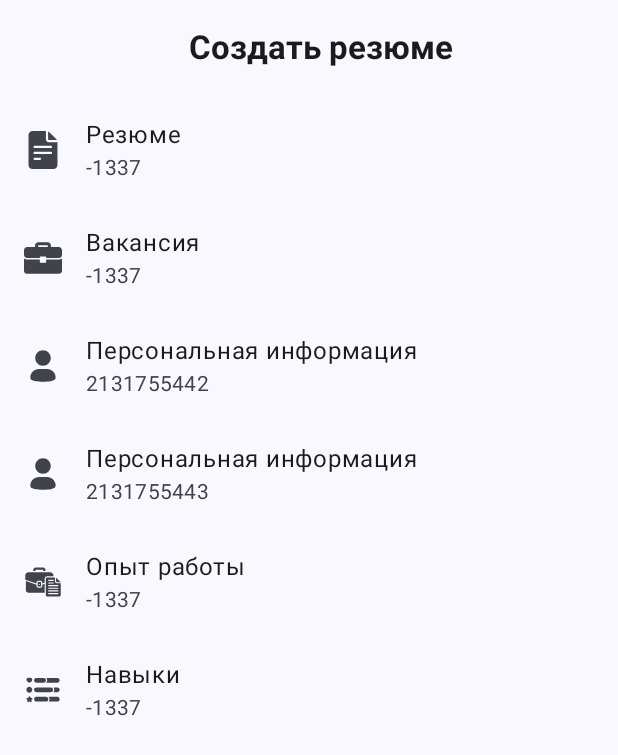
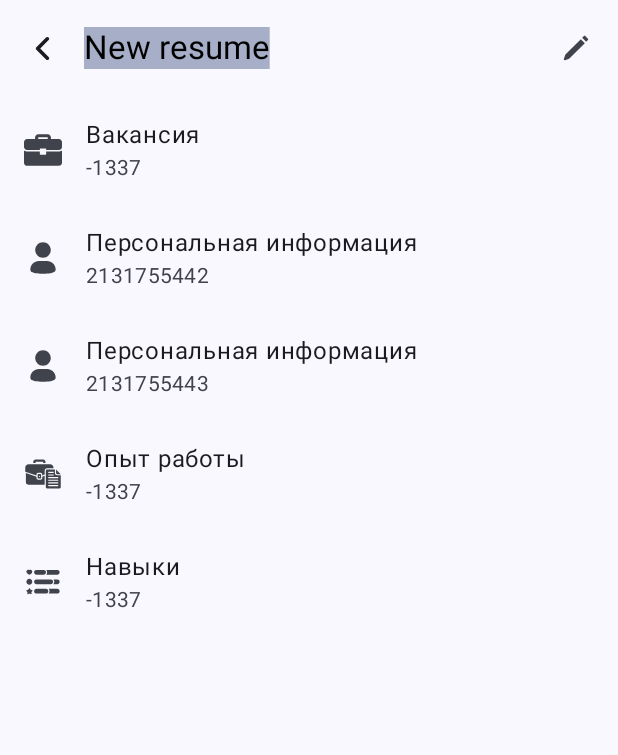
Before and after one commit to sedooj/ResumenApp, an Android app built with Jetpack Compose: the composable CreateResumePage shown on its own in the app's theme, on a phone screen of 412 x 824 dp. Shown: the top 755 px of the screen. Run offline under Robolectric (Android 15) with nearby library versions, the phone set to English and light mode, and no system bars; our stand-ins replace Dagger/Hilt's generated code, Room's generated code; libraries missing offline, so code that uses them is left out: com.ramcosta.composedestinations; 8 statements that could not run were skipped.

Commit message:
Created EditableTitleScreen
Signed-off-by: sedooj <sergo54ru@gmail.com>

```diff
--- a/feature/app-ui/src/main/java/com/sedooj/app_ui/pages/resume/create/CreateResumePage.kt
+++ b/feature/app-ui/src/main/java/com/sedooj/app_ui/pages/resume/create/CreateResumePage.kt
@@ -2,11 +2,21 @@ package com.sedooj.app_ui.pages.resume.create
 
 import androidx.compose.foundation.layout.fillMaxSize
 import androidx.compose.foundation.layout.fillMaxWidth
+import androidx.compose.foundation.layout.size
+import androidx.compose.material3.Icon
+import androidx.compose.material3.IconButton
 import androidx.compose.runtime.Composable
 import androidx.compose.runtime.collectAsState
+import androidx.compose.runtime.mutableStateOf
+import androidx.compose.runtime.remember
 import androidx.compose.ui.Alignment
 import androidx.compose.ui.Modifier
+import androidx.compose.ui.focus.FocusDirection
+import androidx.compose.ui.platform.LocalFocusManager
+import androidx.compose.ui.res.painterResource
 import androidx.compose.ui.res.stringResource
+import androidx.compose.ui.text.TextRange
+import androidx.compose.ui.text.input.TextFieldValue
 import androidx.compose.ui.unit.dp
 import androidx.hilt.navigation.compose.hiltViewModel
 import com.ramcosta.composedestinations.annotation.Destination
@@ -16,8 +26,9 @@ import com.sedooj.app_ui.navigation.config.ScreensTransitions
 import com.sedooj.app_ui.pages.Routes
 import com.sedooj.app_ui.pages.resume.create.components.CreateResumeComponentsPage
 import com.sedooj.arch.viewmodel.auth.resume.CreateResumeViewModel
+import com.sedooj.ui_kit.EditableTitleScreen
+import com.sedooj.ui_kit.R.drawable
 import com.sedooj.ui_kit.R.string
-import com.sedooj.ui_kit.Screen
 
 @Destination<RootGraph>(
     start = false,
@@ -30,18 +41,52 @@ fun CreateResumePage(
     createResumeViewModel: CreateResumeViewModel = hiltViewModel(),
 ) {
     val tabsUiState = createResumeViewModel.tabsState.collectAsState().value
-
-    Screen(
-        title = stringResource(id = string.create_resume),
+    val defaultTitle = stringResource(id = string.new_resume)
+    val title = remember { mutableStateOf(TextFieldValue(
+        text = defaultTitle,
+        selection = TextRange(0, defaultTitle.length)
+    )) }
+    val focusManager = LocalFocusManager.current
+    EditableTitleScreen(
+        title = title.value,
         modifier = Modifier
             .fillMaxSize(),
         alignment = Alignment.Top,
-        paddingValues = 0.dp
+        paddingValues = 0.dp,
+        onValueChange = {
+            title.value = TextFieldValue(
+                text = it.text,
+                selection = TextRange(it.text.length)
+            )
+        },
+        navigationButton = {
+            IconButton(onClick = { destinationsNavigator.navigateUp() }) {
+                Icon(
+                    painter = painterResource(id = drawable.arrow_back),
+                    contentDescription = stringResource(
+                        id = string.go_back
+                    ),
+                    Modifier.size(15.dp)
+                )
+            }
+        },
+        actionButton = {
+            IconButton(onClick = { focusManager.moveFocus(FocusDirection.Left) }) {
+                Icon(
+                    painter = painterResource(id = drawable.edit_pen),
+                    contentDescription = stringResource(
+                        id = string.edit_resume
+                    ),
+                    Modifier.size(20.dp)
+                )
+            }
+        }
     ) {
         CreateResumeComponentsPage(
-            modifier = Modifier.fillMaxWidth()
-        ) {
+            modifier = Modifier.fillMaxWidth(),
+            onSelect = {
 
-        }
+            }
+        )
     }
 }
--- a/feature/app-ui/src/main/java/com/sedooj/app_ui/pages/resume/create/components/tabs/TabsContent.kt
+++ b/feature/app-ui/src/main/java/com/sedooj/app_ui/pages/resume/create/components/tabs/TabsContent.kt
@@ -8,7 +8,6 @@ import androidx.compose.runtime.remember
 import androidx.compose.runtime.saveable.rememberSaveable
 import com.sedooj.api.domain.data.resume.usecase.CreateResumeUseCase.PersonalInformation.Education
 import com.sedooj.app_ui.pages.resume.create.components.MainComponent
-import com.sedooj.app_ui.pages.resume.create.components.ResumeOptionsComponent
 import com.sedooj.app_ui.pages.resume.create.components.SecondComponent
 import com.sedooj.app_ui.pages.resume.create.components.VacancyComponent
 import com.sedooj.arch.viewmodel.auth.model.TabsModel
@@ -46,12 +45,6 @@ fun TabContent(
     val aboutMe = rememberSaveable { mutableStateOf(personal?.aboutMe) }
     val personalQualities = rememberSaveable { mutableStateOf(personal?.personalQualities) }
     when (selectedTab) {
-        TabsModel.Tabs.RESUME -> ResumeOptionsComponent(
-            onValueChange = {
-                title.value = it
-            }, titleValue = title.value
-        )
-
         TabsModel.Tabs.VACANCY -> VacancyComponent(
             stackType = stackType.value,
             platformType = platformType.value,
--- a/feature/arch/src/main/java/com/sedooj/arch/viewmodel/auth/model/TabsModel.kt
+++ b/feature/arch/src/main/java/com/sedooj/arch/viewmodel/auth/model/TabsModel.kt
@@ -5,7 +5,6 @@ import com.sedooj.ui_kit.R
 interface TabsModel {
 
     enum class Tabs(val title: Int, val subTitle: Int, val icon: Int) {
-        RESUME(title = R.string.resume, -1337, icon = R.drawable.resume),
         VACANCY(title = R.string.vacancy,-1337, icon = R.drawable.bag),
         PERSONAL_MAIN(title = R.string.personal_information, subTitle = R.string.personal_main, icon = R.drawable.profile),
         PERSONAL_SECONDARY(title = R.string.personal_information, subTitle = R.string.personal_secondary, icon = R.drawable.profile),
--- a/feature/arch/src/main/java/com/sedooj/arch/viewmodel/auth/resume/CreateResumeViewModel.kt
+++ b/feature/arch/src/main/java/com/sedooj/arch/viewmodel/auth/resume/CreateResumeViewModel.kt
@@ -24,7 +24,7 @@ data class CreateResumeUiState(
 )
 
 data class TabsUiState(
-    var selectedTab: TabsModel.Tabs = TabsModel.Tabs.RESUME,
+    var selectedTab: TabsModel.Tabs = TabsModel.Tabs.PERSONAL_MAIN,
     var selectedTabId: Int = 0
 )
 
--- /dev/null
+++ b/shared/ui-kit/src/main/java/com/sedooj/ui_kit/EditableTitleScreen.kt
@@ -0,0 +1,104 @@
+package com.sedooj.ui_kit
+
+import androidx.compose.foundation.layout.Arrangement
+import androidx.compose.foundation.layout.Column
+import androidx.compose.foundation.layout.fillMaxSize
+import androidx.compose.foundation.layout.fillMaxWidth
+import androidx.compose.foundation.layout.padding
+import androidx.compose.foundation.rememberScrollState
+import androidx.compose.foundation.text.KeyboardActions
+import androidx.compose.foundation.verticalScroll
+import androidx.compose.material3.ExperimentalMaterial3Api
+import androidx.compose.material3.FabPosition
+import androidx.compose.material3.Scaffold
+import androidx.compose.material3.Surface
+import androidx.compose.material3.TopAppBar
+import androidx.compose.runtime.Composable
+import androidx.compose.ui.Alignment
+import androidx.compose.ui.Modifier
+import androidx.compose.ui.platform.LocalFocusManager
+import androidx.compose.ui.text.input.TextFieldValue
+import androidx.compose.ui.unit.Dp
+import androidx.compose.ui.unit.dp
+import com.sedooj.ui_kit.textField.TitleTextField
+
+@OptIn(ExperimentalMaterial3Api::class)
+@Composable
+fun EditableTitleScreen(
+    modifier: Modifier = Modifier,
+    title: TextFieldValue,
+    navigationButton: @Composable () -> Unit = {},
+    actionButton: @Composable () -> Unit = {},
+    floatingActionButton: @Composable () -> Unit = {},
+    floatingActionButtonPosition: FabPosition = FabPosition.End,
+    alignment: Alignment.Vertical = Alignment.CenterVertically,
+    paddingValues: Dp = 15.dp,
+    onValueChange: (TextFieldValue) -> Unit,
+    content: @Composable () -> Unit,
+) {
+    val focusManager = LocalFocusManager.current
+    Scaffold(
+        modifier = Modifier.fillMaxSize(),
+        topBar = {
+            TopAppBar(
+                title = {
+                    TitleTextField(
+                        modifier = Modifier.fillMaxWidth(),
+                        value = title,
+                        onValueChange = {
+                            onValueChange(it)
+                        },
+                        maxLines = 1,
+                        singleLine = true,
+                        keyboardActions = KeyboardActions(onDone = {
+                            focusManager.clearFocus()
+                        })
+                    )
+                }, navigationIcon = {
+                    navigationButton()
+                }, actions = {
+                    actionButton()
+                })
+
+        },
+        floatingActionButton = {
+            floatingActionButton()
+        },
+        floatingActionButtonPosition = floatingActionButtonPosition,
+        content = {
+            ScaffoldContentComponent(
+                modifier = modifier.padding(it),
+                content = content,
+                alignment = alignment,
+                paddingValues = paddingValues
+            )
+        }
+    )
+}
+
+
+@Composable
+private fun ScaffoldContentComponent(
+    modifier: Modifier,
+    content: @Composable () -> Unit,
+    alignment: Alignment.Vertical = Alignment.CenterVertically,
+    paddingValues: Dp,
+) {
+    Surface(
+        modifier = modifier
+    ) {
+        val scrollState = rememberScrollState()
+        Column(
+            modifier = Modifier
+                .fillMaxSize()
+                .verticalScroll(state = scrollState),
+            verticalArrangement = Arrangement.spacedBy(
+                paddingValues,
+                alignment = alignment
+            ),
+            horizontalAlignment = Alignment.CenterHorizontally,
+        ) {
+            content()
+        }
+    }
+}
--- /dev/null
+++ b/shared/ui-kit/src/main/java/com/sedooj/ui_kit/textField/TitleTextField.kt
@@ -0,0 +1,75 @@
+package com.sedooj.ui_kit.textField
+
+import androidx.compose.foundation.interaction.MutableInteractionSource
+import androidx.compose.foundation.layout.defaultMinSize
+import androidx.compose.foundation.text.BasicTextField
+import androidx.compose.foundation.text.KeyboardActions
+import androidx.compose.foundation.text.KeyboardOptions
+import androidx.compose.material3.LocalTextStyle
+import androidx.compose.material3.OutlinedTextFieldDefaults
+import androidx.compose.material3.TextFieldColors
+import androidx.compose.runtime.Composable
+import androidx.compose.runtime.remember
+import androidx.compose.ui.Modifier
+import androidx.compose.ui.graphics.Shape
+import androidx.compose.ui.graphics.SolidColor
+import androidx.compose.ui.semantics.semantics
+import androidx.compose.ui.text.TextStyle
+import androidx.compose.ui.text.input.TextFieldValue
+import androidx.compose.ui.text.input.VisualTransformation
+import androidx.compose.ui.unit.dp
+
+@Composable
+fun TitleTextField(
+    value: TextFieldValue,
+    onValueChange: (TextFieldValue) -> Unit,
+    modifier: Modifier = Modifier,
+    enabled: Boolean = true,
+    readOnly: Boolean = false,
+    textStyle: TextStyle = LocalTextStyle.current,
+    label: @Composable (() -> Unit)? = null,
+    placeholder: @Composable (() -> Unit)? = null,
+    leadingIcon: @Composable (() -> Unit)? = null,
+    trailingIcon: @Composable (() -> Unit)? = null,
+    prefix: @Composable (() -> Unit)? = null,
+    suffix: @Composable (() -> Unit)? = null,
+    supportingText: @Composable (() -> Unit)? = null,
+    isError: Boolean = false,
+    visualTransformation: VisualTransformation = VisualTransformation.None,
+    keyboardOptions: KeyboardOptions = KeyboardOptions.Default,
+    keyboardActions: KeyboardActions = KeyboardActions.Default,
+    singleLine: Boolean = false,
+    maxLines: Int = if (singleLine) 1 else Int.MAX_VALUE,
+    minLines: Int = 1,
+    interactionSource: MutableInteractionSource = remember { MutableInteractionSource() },
+    shape: Shape = OutlinedTextFieldDefaults.shape,
+    colors: TextFieldColors = OutlinedTextFieldDefaults.colors(),
+) {
+    BasicTextField(
+        value = value,
+        modifier = if (label != null) {
+            modifier
+                // Merge semantics at the beginning of the modifier chain to ensure padding is
+                // considered part of the text field.
+                .semantics(mergeDescendants = true) {}
+        } else {
+            modifier
+        }
+            .defaultMinSize(
+                minWidth = 0.dp,
+                minHeight = 0.dp
+            ),
+        onValueChange = onValueChange,
+        enabled = enabled,
+        readOnly = readOnly,
+        textStyle = textStyle,
+        visualTransformation = visualTransformation,
+        keyboardOptions = keyboardOptions,
+        keyboardActions = keyboardActions,
+        interactionSource = interactionSource,
+        cursorBrush = SolidColor(colors.cursorColor),
+        singleLine = singleLine,
+        maxLines = maxLines,
+        minLines = minLines,
+    )
+}
--- /dev/null
+++ b/shared/ui-kit/src/main/res/drawable/arrow_back.xml
@@ -0,0 +1,5 @@
+<vector xmlns:android="http://schemas.android.com/apk/res/android" android:autoMirrored="true" android:height="512dp" android:viewportHeight="512" android:viewportWidth="512" android:width="512dp">
+
+    <path android:fillColor="#000000" android:pathData="M363.79,512c-10.79,0 -20.93,-4.2 -28.58,-11.84L119.63,284.58c-7.63,-7.64 -11.84,-17.79 -11.84,-28.58s4.21,-20.95 11.84,-28.58l215.58,-215.58C342.84,4.2 353,0 363.79,0s20.95,4.2 28.58,11.83c7.63,7.64 11.84,17.79 11.84,28.59S400,61.37 392.37,69L205.37,256l187,187c7.63,7.64 11.84,17.79 11.84,28.58S400,492.53 392.37,500.16C384.72,507.8 374.58,512 363.79,512z"/>
+
+</vector>
--- a/shared/ui-kit/src/main/res/values/strings.xml
+++ b/shared/ui-kit/src/main/res/values/strings.xml
@@ -28,6 +28,10 @@
     <string name="faculty">Факультет</string>
     <string name="speciality">Специальность</string>
     <string name="not_specified">Не указан</string>
+    <string name="type_name">Введите название</string>
+    <string name="type_name_only_latin">Введите название (только латинские символы)</string>
+    <string name="new_resume">New resume</string>
+    <string name="go_back">Вернуться назад</string>
     <string name="not_specified_femenine">Не указана</string>
     <string name="education_stage">Тип О.У.</string>
     <string name="has_errors_in_education">Имеются незаполненные поля в данных об образовательном учреждении</string>
```
